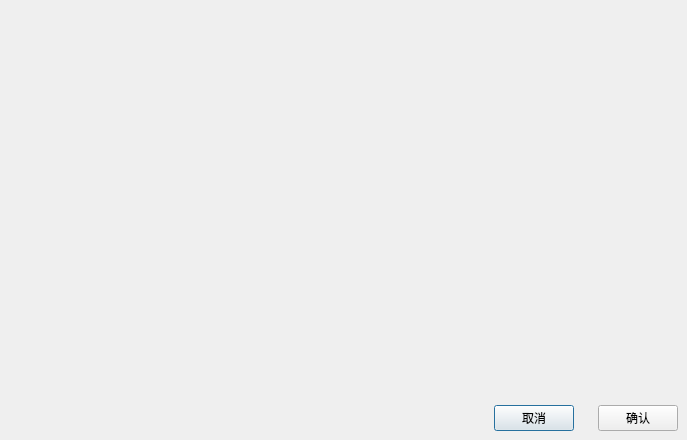
The window that Dialog/dialogsetting.ui (Mtr1994/Auxilium) describes before a commit, drawn with Qt 5.
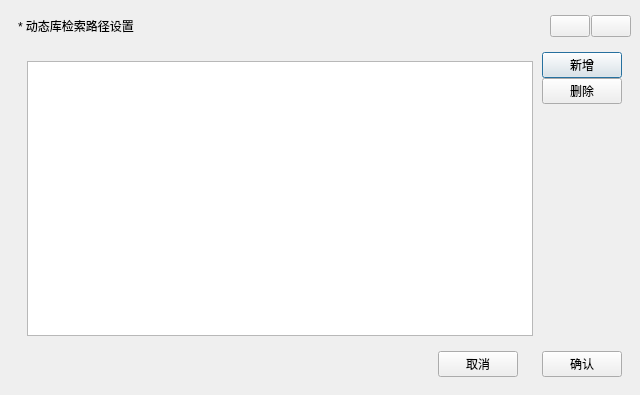
The same window after the commit. Custom widgets are drawn as their Qt base class.

What changed in the file:
```diff
--- a/Dialog/dialogsetting.ui
+++ b/Dialog/dialogsetting.ui
@@ -6,25 +6,31 @@
    <rect>
     <x>0</x>
     <y>0</y>
-    <width>687</width>
-    <height>440</height>
+    <width>640</width>
+    <height>395</height>
    </rect>
   </property>
+  <property name="minimumSize">
+   <size>
+    <width>0</width>
+    <height>0</height>
+   </size>
+  </property>
   <property name="windowTitle">
    <string>Dialog</string>
   </property>
   <layout class="QGridLayout" name="gridLayout">
    <property name="leftMargin">
-    <number>0</number>
+    <number>9</number>
    </property>
    <property name="topMargin">
-    <number>0</number>
+    <number>9</number>
    </property>
    <property name="rightMargin">
-    <number>0</number>
+    <number>9</number>
    </property>
    <property name="bottomMargin">
-    <number>0</number>
+    <number>9</number>
    </property>
    <property name="spacing">
     <number>0</number>
@@ -35,6 +41,109 @@
       <bool>true</bool>
      </property>
      <layout class="QGridLayout" name="gridLayout_2">
+      <property name="leftMargin">
+       <number>0</number>
+      </property>
+      <property name="topMargin">
+       <number>0</number>
+      </property>
+      <property name="rightMargin">
+       <number>0</number>
+      </property>
+      <property name="bottomMargin">
+       <number>0</number>
+      </property>
+      <property name="spacing">
+       <number>0</number>
+      </property>
+      <item row="1" column="0">
+       <widget class="QWidget" name="widgetSettingTopBase" native="true">
+        <property name="sizePolicy">
+         <sizepolicy hsizetype="Preferred" vsizetype="Expanding">
+          <horstretch>0</horstretch>
+          <verstretch>0</verstretch>
+         </sizepolicy>
+        </property>
+        <layout class="QGridLayout" name="gridLayout_5">
+         <item row="0" column="0">
+          <widget class="QWidget" name="widget" native="true">
+           <layout class="QGridLayout" name="gridLayout_4">
+            <property name="leftMargin">
+             <number>0</number>
+            </property>
+            <property name="topMargin">
+             <number>0</number>
+            </property>
+            <property name="rightMargin">
+             <number>0</number>
+            </property>
+            <property name="bottomMargin">
+             <number>0</number>
+            </property>
+            <property name="spacing">
+             <number>0</number>
+            </property>
+            <item row="0" column="0">
+             <widget class="QWidget" name="widgetViewBase" native="true">
+              <property name="minimumSize">
+               <size>
+                <width>0</width>
+                <height>0</height>
+               </size>
+              </property>
+              <property name="styleSheet">
+               <string notr="true"/>
+              </property>
+              <property name="Background" stdset="0">
+               <bool>true</bool>
+              </property>
+              <layout class="QGridLayout" name="gridLayout_6">
+               <item row="0" column="0">
+                <widget class="QListView" name="lvTargetPath"/>
+               </item>
+              </layout>
+             </widget>
+            </item>
+            <item row="0" column="1">
+             <layout class="QVBoxLayout" name="verticalLayout">
+              <item>
+               <widget class="QPushButton" name="pushButton">
+                <property name="text">
+                 <string>新增</string>
+                </property>
+                <property name="Cancel" stdset="0">
+                 <bool>true</bool>
+                </property>
+               </widget>
+              </item>
+              <item>
+               <widget class="QPushButton" name="pushButton_2">
+                <property name="text">
+                 <string>删除</string>
+                </property>
+                <property name="Cancel" stdset="0">
+                 <bool>true</bool>
+                </property>
+               </widget>
+              </item>
+              <item>
+               <spacer name="verticalSpacer">
+                <property name="orientation">
+                 <enum>Qt::Vertical</enum>
+                </property>
+                <property name="sizeHint" stdset="0">
+                 <size>
+                  <width>20</width>
+                  <height>40</height>
+                 </size>
+                </property>
+               </spacer>
+              </item>
+             </layout>
+            </item>
+           </layout>
+          </widget>
+         </item>
       <item row="1" column="0">
        <layout class="QHBoxLayout" name="horizontalLayout">
         <property name="spacing">
@@ -75,21 +184,116 @@
         </item>
        </layout>
       </item>
+        </layout>
+       </widget>
+      </item>
       <item row="0" column="0">
-       <widget class="QWidget" name="widget" native="true">
+       <widget class="QWidget" name="widgetSettingTitle" native="true">
         <property name="sizePolicy">
-         <sizepolicy hsizetype="Preferred" vsizetype="Expanding">
+         <sizepolicy hsizetype="Preferred" vsizetype="Fixed">
           <horstretch>0</horstretch>
           <verstretch>0</verstretch>
          </sizepolicy>
         </property>
-       </widget>
-      </item>
-     </layout>
+        <property name="styleSheet">
+         <string notr="true"/>
+        </property>
+        <layout class="QGridLayout" name="gridLayout_3">
+         <property name="leftMargin">
+          <number>9</number>
+         </property>
+         <property name="topMargin">
+          <number>6</number>
+         </property>
+         <property name="rightMargin">
+          <number>0</number>
+         </property>
+         <property name="bottomMargin">
+          <number>6</number>
+         </property>
+         <item row="0" column="0">
+          <layout class="QHBoxLayout" name="horizontalLayout_2">
+           <property name="spacing">
+            <number>1</number>
+           </property>
+           <property name="topMargin">
+            <number>0</number>
+           </property>
+           <item>
+            <widget class="QLabel" name="label">
+             <property name="text">
+              <string>* 动态库检索路径设置</string>
+             </property>
+            </widget>
+           </item>
+           <item>
+            <spacer name="horizontalSpacer_2">
+             <property name="orientation">
+              <enum>Qt::Horizontal</enum>
+             </property>
+             <property name="sizeHint" stdset="0">
+              <size>
+               <width>40</width>
+               <height>20</height>
+              </size>
+             </property>
+            </spacer>
+           </item>
+           <item>
+            <widget class="ButtonDesigned" name="btnMin">
+             <property name="sizePolicy">
+              <sizepolicy hsizetype="Minimum" vsizetype="Preferred">
+               <horstretch>0</horstretch>
+               <verstretch>0</verstretch>
+              </sizepolicy>
+             </property>
+             <property name="styleSheet">
+              <string notr="true"/>
+             </property>
+             <property name="text">
+              <string/>
+             </property>
+             <property name="MenuButton" stdset="0">
+              <bool>true</bool>
+             </property>
+            </widget>
+           </item>
+           <item>
+            <widget class="ButtonDesigned" name="btnClose">
+             <property name="sizePolicy">
+              <sizepolicy hsizetype="Minimum" vsizetype="Preferred">
+               <horstretch>0</horstretch>
+               <verstretch>0</verstretch>
+              </sizepolicy>
+             </property>
+             <property name="styleSheet">
+              <string notr="true"/>
+             </property>
+             <property name="text">
+              <string/>
+             </property>
+             <property name="MenuButton" stdset="0">
+              <bool>true</bool>
+             </property>
+            </widget>
+           </item>
+          </layout>
+         </item>
+        </layout>
     </widget>
    </item>
   </layout>
  </widget>
+   </item>
+  </layout>
+ </widget>
+ <customwidgets>
+  <customwidget>
+   <class>ButtonDesigned</class>
+   <extends>QPushButton</extends>
+   <header>./Widget/buttondesigned.h</header>
+  </customwidget>
+ </customwidgets>
  <resources/>
  <connections/>
 </ui>
```
Left out of the diff: 3 changed lines with no effect on the pictures. Lines whose indentation alone changed are shown as unchanged.
